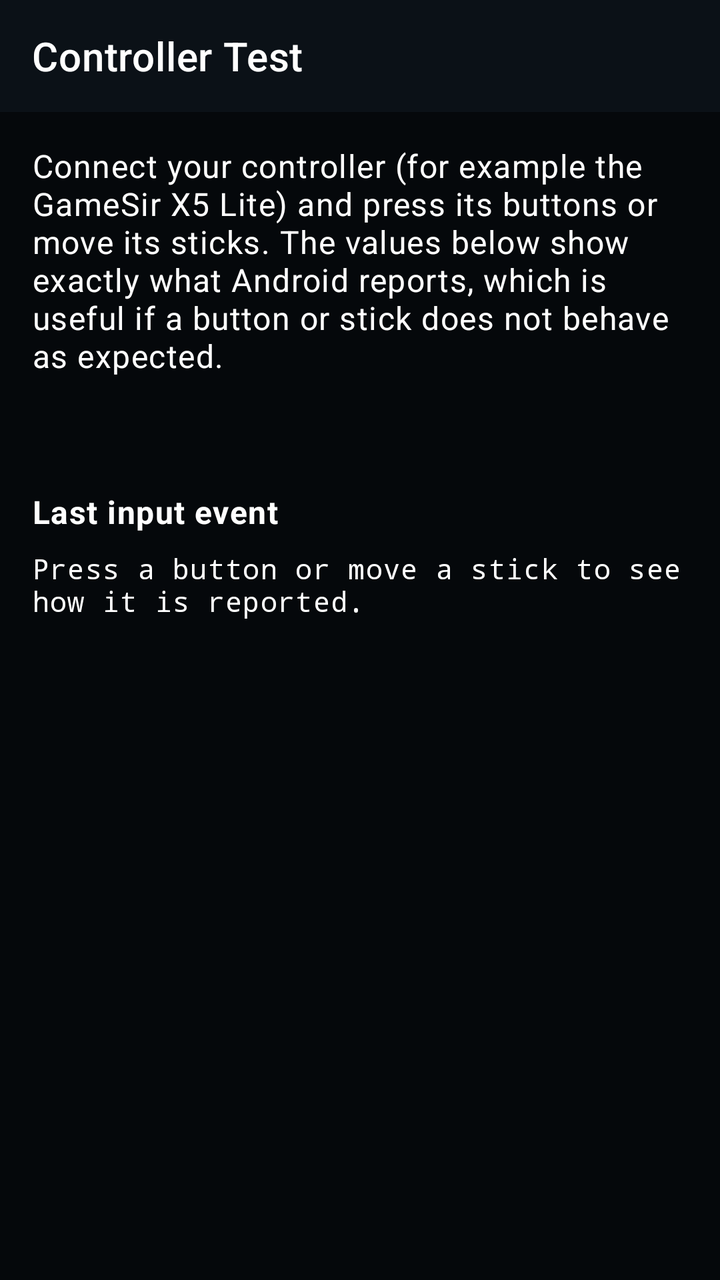
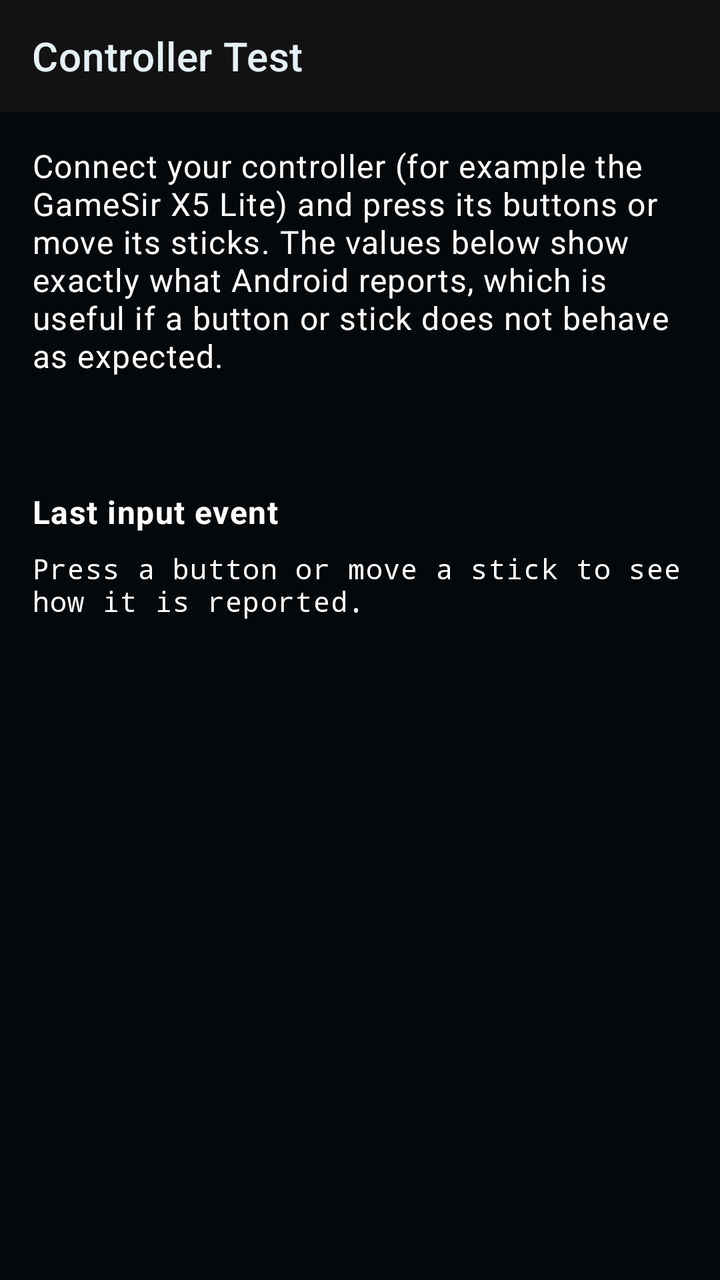

An Android layout rendered at two revisions. The XML below is the earlier revision; the diff shows what the commit changed to produce the second picture.
<!-- AndroidManifest.xml: activity theme MageTheme -->
<!-- res/layout/activity_controller_test.xml -->
<?xml version="1.0" encoding="utf-8"?>
<LinearLayout xmlns:android="http://schemas.android.com/apk/res/android"
    xmlns:app="http://schemas.android.com/apk/res-auto"
    android:layout_width="match_parent"
    android:layout_height="match_parent"
    android:orientation="vertical"
    android:fitsSystemWindows="true"
    android:background="?android:attr/windowBackground">

    <com.google.android.material.appbar.MaterialToolbar
        android:id="@+id/toolbar"
        android:layout_width="match_parent"
        android:layout_height="?attr/actionBarSize"
        android:background="@color/primary"
        app:title="@string/controller_test_title"
        app:titleTextColor="@android:color/white"
        app:navigationIconTint="@android:color/white" />

    <ScrollView
        android:layout_width="match_parent"
        android:layout_height="match_parent">

        <LinearLayout
            android:layout_width="match_parent"
            android:layout_height="wrap_content"
            android:orientation="vertical"
            android:padding="16dp">

            <TextView
                android:layout_width="match_parent"
                android:layout_height="wrap_content"
                android:text="@string/controller_test_hint"
                android:textAppearance="?attr/textAppearanceBody1"
                android:layout_marginBottom="16dp" />

            <TextView
                android:id="@+id/deviceText"
                android:layout_width="match_parent"
                android:layout_height="wrap_content"
                android:fontFamily="monospace"
                android:textSize="12sp"
                android:textAppearance="?attr/textAppearanceBody2"
                android:layout_marginBottom="24dp" />

            <TextView
                android:layout_width="match_parent"
                android:layout_height="wrap_content"
                android:text="@string/controller_test_last_event"
                android:textStyle="bold"
                android:textAppearance="?attr/textAppearanceBody1"
                android:layout_marginBottom="8dp" />

            <TextView
                android:id="@+id/eventText"
                android:layout_width="match_parent"
                android:layout_height="wrap_content"
                android:fontFamily="monospace"
                android:textSize="14sp"
                android:text="@string/controller_test_waiting"
                android:textAppearance="?attr/textAppearanceBody1" />
        </LinearLayout>
    </ScrollView>
</LinearLayout>
<!-- resources referenced by this layout -->
<resources>
  <color name="primary">#0B1117</color>
  <string name="controller_test_hint">Connect your controller (for example the GameSir X5 Lite) and press its buttons or move its sticks. The values below show exactly what Android reports, which is useful if a button or stick does not behave as expected.</string>
  <string name="controller_test_last_event">Last input event</string>
  <string name="controller_test_title">Controller Test</string>
  <string name="controller_test_waiting">Press a button or move a stick to see how it is reported.</string>
  <style name="MageTheme" parent="Theme.MaterialComponents.NoActionBar">
          <item name="colorPrimary">@color/primary</item>
          <item name="colorPrimaryDark">@color/primary_dark</item>
          <item name="colorAccent">@color/accent</item>
          <item name="colorOnPrimary">#ffffff</item>
          <item name="colorSecondary">@color/accent</item>
          <item name="colorOnSecondary">#000000</item>
          <item name="colorPrimarySurface">@color/surface</item>
          <item name="android:windowBackground">@color/background</item>
          <item name="colorSurface">@color/surface</item>
          <item name="colorOnSurface">@color/on_surface</item>
          <item name="colorOnSurfaceVariant">@color/on_surface_variant</item>
          <item name="colorOutline">@color/outline</item>
          <item name="android:statusBarColor">@android:color/transparent</item>
          <item name="android:navigationBarColor">@color/background</item>
          <item name="colorControlNormal">@color/accent</item>
          <item name="colorButtonNormal">@color/accent</item>
          <item name="android:textAppearanceButton">@style/MageTheme.TextAppearanceButton</item>
          <item name="android:textColor">?attr/colorOnPrimary</item>
  
          <item name="textAppearanceHeadline1">@style/MageTheme.TextAppearanceHeadline1</item>
  
          <item name="android:colorControlActivated">?attr/colorAccent</item>
          <item name="android:colorControlHighlight">?attr/colorAccent</item>
  
          <item name="textInputStyle">@style/MageTheme.TextInputStyle</item>
  
          <item name="android:windowActivityTransitions">true</item>
          <item name="android:windowDrawsSystemBarBackgrounds">true</item>
  
          <item name="materialAlertDialogTheme">@style/AppTheme.AlertDialog</item>
      </style>
  <color name="primary_dark">#05080B</color>
  <color name="accent">#00E5FF</color>
  <color name="surface">#0E171F</color>
  <color name="background">#05080B</color>
  <color name="on_surface">#E6F1F5</color>
  <color name="on_surface_variant">#9FB3BE</color>
  <color name="outline">#22323E</color>
  <style name="MageTheme.TextAppearanceButton" parent="TextAppearance.MaterialComponents.Button">
          <item name="android:textColor">?attr/colorOnSecondary</item>
      </style>
  <style name="MageTheme.TextAppearanceHeadline1" parent="TextAppearance.MaterialComponents.Headline1">
          <item name="fontFamily">sans-serif-condensed-light</item>
      </style>
  <style name="MageTheme.TextInputStyle" parent="Widget.MaterialComponents.TextInputLayout.FilledBox">
          <item name="hintTextColor">?attr/colorAccent</item>
          <item name="boxCornerRadiusTopStart">16dp</item>
          <item name="boxCornerRadiusTopEnd">16dp</item>
          <item name="boxStrokeColor">@color/mage_text_input_box_stroke</item>
          <item name="boxBackgroundColor">?attr/colorPrimaryDark</item>
      </style>
  <style name="AppTheme.AlertDialog" parent="Theme.MaterialComponents.Dialog.Alert">
          <item name="android:textColorPrimary">@android:color/primary_text_dark</item>
          <item name="materialButtonStyle">@style/AppTheme.AlertDialog.Button</item>
      </style>
  <style name="AppTheme.AlertDialog.Button" parent="Widget.MaterialComponents.Button.TextButton.Dialog">
          <item name="android:textColor">@color/accent</item>
      </style>
</resources>

<!-- the commit's change to res/layout/activity_controller_test.xml (unified diff, before → after) -->
@@ -11,10 +11,10 @@
         android:id="@+id/toolbar"
         android:layout_width="match_parent"
         android:layout_height="?attr/actionBarSize"
-        android:background="@color/primary"
+        android:background="?android:attr/colorBackground"
         app:title="@string/controller_test_title"
-        app:titleTextColor="@android:color/white"
-        app:navigationIconTint="@android:color/white" />
+        app:titleTextColor="?attr/colorOnSurface"
+        app:navigationIconTint="?attr/colorOnSurface" />
 
     <ScrollView
         android:layout_width="match_parent"
